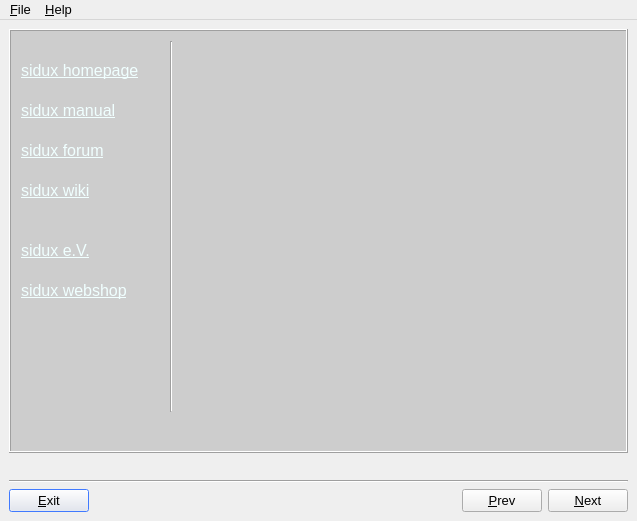
Above: ui/mainwindow.ui from fullstory-morgue/pyfll-installer before the change. Below: the same form after it.
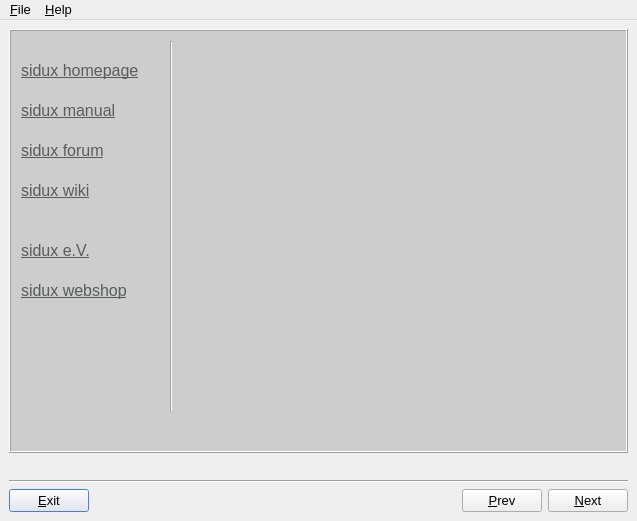
That is the form after the change. Icons and pictures are not drawn.

The edit to the form file:
```diff
--- a/ui/mainwindow.ui
+++ b/ui/mainwindow.ui
@@ -180,7 +180,7 @@
          <x>2</x>
          <y>2</y>
          <width>615</width>
-         <height>394</height>
+         <height>403</height>
         </rect>
        </property>
        <widget class="QLabel" name="label_4" >
@@ -307,7 +307,7 @@
 &lt;html>&lt;head>&lt;meta name="qrichtext" content="1" />&lt;style type="text/css">
 p, li { white-space: pre-wrap; }
 &lt;/style>&lt;/head>&lt;body style=" font-family:'Sans Serif'; font-size:12pt; font-weight:400; font-style:normal;">
-&lt;p style=" margin-top:0px; margin-bottom:0px; margin-left:0px; margin-right:0px; -qt-block-indent:0; text-indent:0px; font-weight:600;">&lt;a href="http://sidux.com/">&lt;span style=" font-weight:400; text-decoration: underline; color:#f0ffff;">sidux homepage&lt;/span>&lt;/a>&lt;/p>&lt;/body>&lt;/html></string>
+&lt;p style=" margin-top:0px; margin-bottom:0px; margin-left:0px; margin-right:0px; -qt-block-indent:0; text-indent:0px; font-weight:600;">&lt;a href="http://sidux.com/">&lt;span style=" font-weight:400; text-decoration: underline; color:#5c5c5c;">sidux homepage&lt;/span>&lt;/a>&lt;/p>&lt;/body>&lt;/html></string>
         </property>
         <property name="alignment" >
          <set>Qt::AlignLeading|Qt::AlignLeft|Qt::AlignTop</set>
@@ -410,8 +410,8 @@
          <string>&lt;!DOCTYPE HTML PUBLIC "-//W3C//DTD HTML 4.0//EN" "http://www.w3.org/TR/REC-html40/strict.dtd">
 &lt;html>&lt;head>&lt;meta name="qrichtext" content="1" />&lt;style type="text/css">
 p, li { white-space: pre-wrap; }
-&lt;/style>&lt;/head>&lt;body style=" font-family:'Sans Serif'; font-size:12pt; font-weight:600; font-style:normal;">
-&lt;p style=" margin-top:0px; margin-bottom:0px; margin-left:0px; margin-right:0px; -qt-block-indent:0; text-indent:0px;">&lt;a href="http://manual.sidux.com/">&lt;span style=" font-weight:400; text-decoration: underline; color:#f0ffff;">sidux manual&lt;/span>&lt;/a>&lt;span style=" font-weight:400; color:#f0ffff;"> &lt;/span>&lt;/p>&lt;/body>&lt;/html></string>
+&lt;/style>&lt;/head>&lt;body style=" font-family:'Sans Serif'; font-size:12pt; font-weight:400; font-style:normal;">
+&lt;p style=" margin-top:0px; margin-bottom:0px; margin-left:0px; margin-right:0px; -qt-block-indent:0; text-indent:0px; font-weight:600;">&lt;a href="http://manual.sidux.com/">&lt;span style=" font-weight:400; text-decoration: underline; color:#5c5c5c;">sidux manual&lt;/span>&lt;/a>&lt;span style=" font-weight:400; color:#5c5c5c;"> &lt;/span>&lt;/p>&lt;/body>&lt;/html></string>
         </property>
         <property name="alignment" >
          <set>Qt::AlignLeading|Qt::AlignLeft|Qt::AlignTop</set>
@@ -514,8 +514,8 @@
          <string>&lt;!DOCTYPE HTML PUBLIC "-//W3C//DTD HTML 4.0//EN" "http://www.w3.org/TR/REC-html40/strict.dtd">
 &lt;html>&lt;head>&lt;meta name="qrichtext" content="1" />&lt;style type="text/css">
 p, li { white-space: pre-wrap; }
-&lt;/style>&lt;/head>&lt;body style=" font-family:'Sans Serif'; font-size:12pt; font-weight:600; font-style:normal;">
-&lt;p style=" margin-top:0px; margin-bottom:0px; margin-left:0px; margin-right:0px; -qt-block-indent:0; text-indent:0px;">&lt;a href="http://sidux.com/module-PNphpBB2.html">&lt;span style=" font-weight:400; text-decoration: underline; color:#f0ffff;">sidux forum&lt;/span>&lt;/a>&lt;/p>&lt;/body>&lt;/html></string>
+&lt;/style>&lt;/head>&lt;body style=" font-family:'Sans Serif'; font-size:12pt; font-weight:400; font-style:normal;">
+&lt;p style=" margin-top:0px; margin-bottom:0px; margin-left:0px; margin-right:0px; -qt-block-indent:0; text-indent:0px; font-weight:600;">&lt;a href="http://sidux.com/module-PNphpBB2.html">&lt;span style=" font-weight:400; text-decoration: underline; color:#5c5c5c;">sidux forum&lt;/span>&lt;/a>&lt;/p>&lt;/body>&lt;/html></string>
         </property>
         <property name="alignment" >
          <set>Qt::AlignLeading|Qt::AlignLeft|Qt::AlignTop</set>
@@ -631,8 +631,8 @@
          <string>&lt;!DOCTYPE HTML PUBLIC "-//W3C//DTD HTML 4.0//EN" "http://www.w3.org/TR/REC-html40/strict.dtd">
 &lt;html>&lt;head>&lt;meta name="qrichtext" content="1" />&lt;style type="text/css">
 p, li { white-space: pre-wrap; }
-&lt;/style>&lt;/head>&lt;body style=" font-family:'Sans Serif'; font-size:12pt; font-weight:600; font-style:normal;">
-&lt;p style=" margin-top:0px; margin-bottom:0px; margin-left:0px; margin-right:0px; -qt-block-indent:0; text-indent:0px;">&lt;a href="http://sidux.com/module-pnWikka.html">&lt;span style=" font-weight:400; text-decoration: underline; color:#f0ffff;">sidux wiki&lt;/span>&lt;/a>&lt;/p>&lt;/body>&lt;/html></string>
+&lt;/style>&lt;/head>&lt;body style=" font-family:'Sans Serif'; font-size:12pt; font-weight:400; font-style:normal;">
+&lt;p style=" margin-top:0px; margin-bottom:0px; margin-left:0px; margin-right:0px; -qt-block-indent:0; text-indent:0px; font-weight:600;">&lt;a href="http://sidux.com/module-pnWikka.html">&lt;span style=" font-weight:400; text-decoration: underline; color:#5c5c5c;">sidux wiki&lt;/span>&lt;/a>&lt;/p>&lt;/body>&lt;/html></string>
         </property>
         <property name="alignment" >
          <set>Qt::AlignLeading|Qt::AlignLeft|Qt::AlignTop</set>
@@ -735,8 +735,8 @@
          <string>&lt;!DOCTYPE HTML PUBLIC "-//W3C//DTD HTML 4.0//EN" "http://www.w3.org/TR/REC-html40/strict.dtd">
 &lt;html>&lt;head>&lt;meta name="qrichtext" content="1" />&lt;style type="text/css">
 p, li { white-space: pre-wrap; }
-&lt;/style>&lt;/head>&lt;body style=" font-family:'Sans Serif'; font-size:12pt; font-weight:600; font-style:normal;">
-&lt;p style=" margin-top:0px; margin-bottom:0px; margin-left:0px; margin-right:0px; -qt-block-indent:0; text-indent:0px;">&lt;a href="http://sidux-ev.de/">&lt;span style=" font-weight:400; text-decoration: underline; color:#f0ffff;">sidux e.V.&lt;/span>&lt;/a>&lt;/p>&lt;/body>&lt;/html></string>
+&lt;/style>&lt;/head>&lt;body style=" font-family:'Sans Serif'; font-size:12pt; font-weight:400; font-style:normal;">
+&lt;p style=" margin-top:0px; margin-bottom:0px; margin-left:0px; margin-right:0px; -qt-block-indent:0; text-indent:0px; font-weight:600;">&lt;a href="http://sidux-ev.de/">&lt;span style=" font-weight:400; text-decoration: underline; color:#5c5c5c;">sidux e.V.&lt;/span>&lt;/a>&lt;/p>&lt;/body>&lt;/html></string>
         </property>
         <property name="alignment" >
          <set>Qt::AlignLeading|Qt::AlignLeft|Qt::AlignTop</set>
@@ -839,8 +839,8 @@
          <string>&lt;!DOCTYPE HTML PUBLIC "-//W3C//DTD HTML 4.0//EN" "http://www.w3.org/TR/REC-html40/strict.dtd">
 &lt;html>&lt;head>&lt;meta name="qrichtext" content="1" />&lt;style type="text/css">
 p, li { white-space: pre-wrap; }
-&lt;/style>&lt;/head>&lt;body style=" font-family:'Sans Serif'; font-size:12pt; font-weight:600; font-style:normal;">
-&lt;p style=" margin-top:0px; margin-bottom:0px; margin-left:0px; margin-right:0px; -qt-block-indent:0; text-indent:0px;">&lt;a href="http://www.linux-versand.org/index.php/cat/c75_All-for-sidux.html">&lt;span style=" font-weight:400; text-decoration: underline; color:#f0ffff;">sidux webshop&lt;/span>&lt;/a>&lt;/p>&lt;/body>&lt;/html></string>
+&lt;/style>&lt;/head>&lt;body style=" font-family:'Sans Serif'; font-size:12pt; font-weight:400; font-style:normal;">
+&lt;p style=" margin-top:0px; margin-bottom:0px; margin-left:0px; margin-right:0px; -qt-block-indent:0; text-indent:0px; font-weight:600;">&lt;a href="http://www.linux-versand.org/index.php/cat/c75_All-for-sidux.html">&lt;span style=" font-weight:400; text-decoration: underline; color:#565c5c;">sidux webshop&lt;/span>&lt;/a>&lt;/p>&lt;/body>&lt;/html></string>
         </property>
         <property name="alignment" >
          <set>Qt::AlignLeading|Qt::AlignLeft|Qt::AlignTop</set>
```
Left out of the diff: 22 changed lines with no effect on the pictures.
